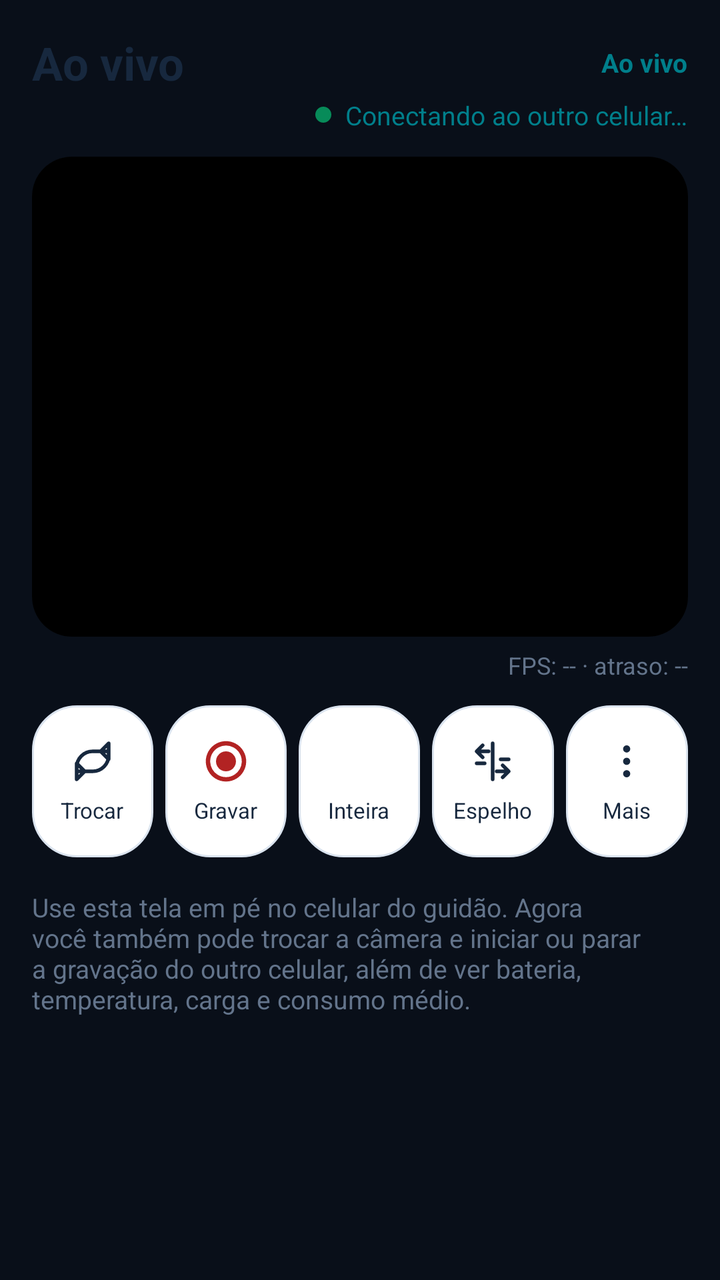
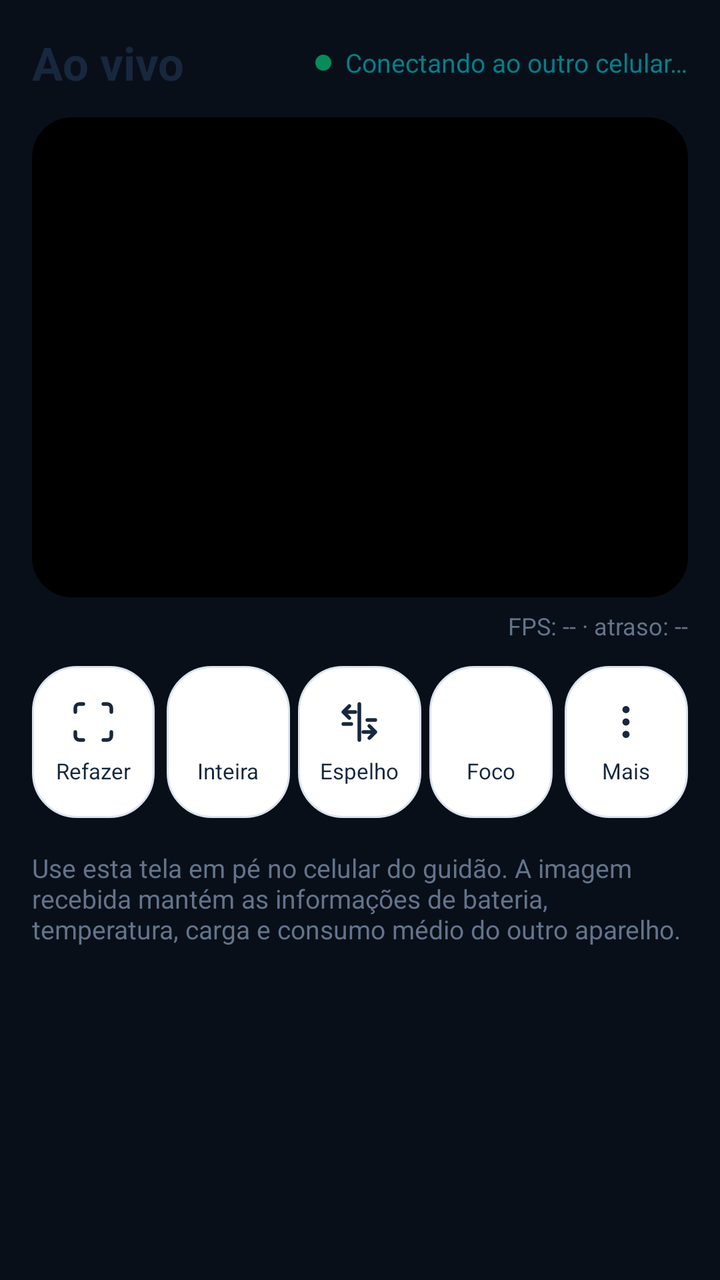

The first picture is an Android layout as it rendered before a commit; the second is the same layout after the commit. The layout source and the unified diff follow.
<!-- AndroidManifest.xml: application theme Theme.MinhaCamera -->
<!-- res/layout/activity_phone_viewer.xml -->
<?xml version="1.0" encoding="utf-8"?>
<ScrollView xmlns:android="http://schemas.android.com/apk/res/android"
    android:layout_width="match_parent" android:layout_height="match_parent"
    android:background="@color/player_background" android:fillViewport="true">

    <LinearLayout
        android:layout_width="match_parent" android:layout_height="wrap_content"
        android:orientation="vertical" android:padding="16dp">

        <LinearLayout
            android:layout_width="match_parent" android:layout_height="wrap_content"
            android:orientation="horizontal" android:gravity="center_vertical">
            <TextView
                android:layout_width="0dp" android:layout_weight="1" android:layout_height="wrap_content"
                android:text="@string/ui_live" android:textColor="@color/app_text"
                android:textSize="23sp" android:textStyle="bold"/>
            <TextView
                android:id="@+id/phoneViewerRec"
                android:layout_width="wrap_content" android:layout_height="wrap_content"
                android:text="@string/phone_receiver_idle" android:textColor="@color/brand_secondary"
                android:textSize="13sp" android:textStyle="bold"/>
        </LinearLayout>

        <LinearLayout
            android:layout_width="match_parent" android:layout_height="wrap_content"
            android:layout_marginTop="2dp" android:orientation="horizontal" android:gravity="end|center_vertical">
            <View android:layout_width="8dp" android:layout_height="8dp" android:background="@drawable/bg_ui_live"/>
            <TextView
                android:id="@+id/phoneViewerStatus"
                android:layout_width="wrap_content" android:layout_height="wrap_content"
                android:layout_marginStart="7dp" android:text="@string/phone_connecting"
                android:textColor="@color/brand_secondary" android:textSize="13sp"/>
        </LinearLayout>

        <FrameLayout
            android:id="@+id/phoneViewerPreviewContainer"
            android:layout_width="match_parent" android:layout_height="240dp"
            android:layout_marginTop="12dp" android:background="@drawable/bg_ui_preview"
            android:clipToOutline="true">
            <ImageView
                android:id="@+id/phoneImage" android:layout_width="match_parent" android:layout_height="match_parent"
                android:background="#000000" android:contentDescription="@string/phone_camera"
                android:scaleType="fitCenter" />
            <TextView
                android:id="@+id/phoneViewerTelemetry" android:layout_width="wrap_content"
                android:layout_height="wrap_content" android:layout_gravity="top|start"
                android:layout_margin="10dp" android:background="@drawable/bg_phone_telemetry"
                android:paddingStart="9dp" android:paddingEnd="9dp" android:paddingTop="6dp"
                android:paddingBottom="6dp" android:textColor="#FFFFFFFF" android:textSize="12sp"
                android:textStyle="bold" android:visibility="gone" />
        </FrameLayout>

        <TextView
            android:id="@+id/phoneViewerPerformance" android:layout_width="match_parent"
            android:layout_height="wrap_content" android:gravity="end" android:paddingTop="6dp"
            android:text="@string/phone_performance_waiting" android:textColor="@color/ui_muted"
            android:textSize="12sp" />

        <TextView
            android:id="@+id/phoneViewerTelemetryDetails" android:layout_width="match_parent"
            android:layout_height="wrap_content" android:layout_marginTop="4dp" android:padding="8dp"
            android:background="@drawable/bg_phone_telemetry" android:text="@string/phone_receiver_waiting_telemetry"
            android:textColor="#FFFFFFFF" android:textSize="12sp" android:visibility="gone" />

        <LinearLayout
            android:id="@+id/phoneViewerControls"
            android:layout_width="match_parent" android:layout_height="wrap_content"
            android:layout_marginTop="12dp" android:orientation="horizontal" android:baselineAligned="false">

            <LinearLayout
                android:id="@+id/phoneViewerSwitch" android:layout_width="0dp" android:layout_weight="1"
                android:layout_height="76dp" android:layout_marginEnd="3dp" android:padding="4dp"
                android:gravity="center" android:background="@drawable/bg_ui_card" android:orientation="vertical"
                android:clickable="true" android:focusable="true" android:contentDescription="@string/phone_receiver_switch_camera">
                <ImageView android:id="@+id/phoneViewerSwitchIcon" android:layout_width="24dp" android:layout_height="24dp" android:src="@drawable/ic_ui_flip"
                    android:contentDescription="@null"/>
                <TextView android:id="@+id/phoneViewerSwitchLabel" android:layout_width="wrap_content" android:layout_height="wrap_content" android:layout_marginTop="5dp"
                    android:text="@string/phone_receiver_switch_camera_short" android:textColor="@color/app_text" android:textSize="11sp"/>
            </LinearLayout>

            <LinearLayout
                android:id="@+id/phoneViewerRecord" android:layout_width="0dp" android:layout_weight="1"
                android:layout_height="76dp" android:layout_marginStart="3dp" android:layout_marginEnd="3dp" android:padding="4dp"
                android:gravity="center" android:background="@drawable/bg_ui_card" android:orientation="vertical"
                android:clickable="true" android:focusable="true" android:contentDescription="@string/ui_record">
                <ImageView android:id="@+id/phoneViewerRecordIcon" android:layout_width="24dp" android:layout_height="24dp" android:src="@drawable/ic_ui_record"
                    android:contentDescription="@null"/>
                <TextView android:id="@+id/phoneViewerRecordLabel" android:layout_width="wrap_content" android:layout_height="wrap_content" android:layout_marginTop="5dp"
                    android:text="@string/ui_record" android:textColor="@color/app_text" android:textSize="11sp"/>
            </LinearLayout>

            <LinearLayout
                android:id="@+id/phoneViewerFit" android:layout_width="0dp" android:layout_weight="1"
                android:layout_height="76dp" android:layout_marginStart="3dp" android:layout_marginEnd="3dp" android:padding="4dp"
                android:gravity="center" android:background="@drawable/bg_ui_card" android:orientation="vertical"
                android:clickable="true" android:focusable="true" android:contentDescription="@string/imagem_inteira">
                <ImageView android:id="@+id/phoneViewerFitIcon" android:layout_width="24dp" android:layout_height="24dp" android:src="@drawable/ic_fit"
                    android:contentDescription="@null"/>
                <TextView android:id="@+id/phoneViewerFitLabel" android:layout_width="wrap_content" android:layout_height="wrap_content" android:layout_marginTop="5dp"
                    android:text="@string/phone_view_fit" android:textColor="@color/app_text" android:textSize="11sp"/>
            </LinearLayout>

            <LinearLayout
                android:id="@+id/phoneViewerMirror" android:layout_width="0dp" android:layout_weight="1"
                android:layout_height="76dp" android:layout_marginStart="3dp" android:layout_marginEnd="3dp" android:padding="4dp"
                android:gravity="center" android:background="@drawable/bg_ui_card" android:orientation="vertical"
                android:clickable="true" android:focusable="true" android:contentDescription="@string/phone_view_mirror">
                <ImageView android:layout_width="24dp" android:layout_height="24dp" android:src="@drawable/ic_ui_mirror"
                    android:contentDescription="@null"/>
                <TextView android:id="@+id/phoneViewerMirrorLabel" android:layout_width="wrap_content" android:layout_height="wrap_content" android:layout_marginTop="5dp"
                    android:text="@string/phone_view_mirror" android:textColor="@color/app_text" android:textSize="11sp"/>
            </LinearLayout>

            <LinearLayout
                android:id="@+id/phoneViewerMore" android:layout_width="0dp" android:layout_weight="1"
                android:layout_height="76dp" android:layout_marginStart="3dp" android:padding="4dp"
                android:gravity="center" android:background="@drawable/bg_ui_card" android:orientation="vertical"
                android:clickable="true" android:focusable="true" android:contentDescription="@string/ui_more_short">
                <ImageView android:layout_width="24dp" android:layout_height="24dp" android:src="@drawable/ic_ui_more"
                    android:contentDescription="@null"/>
                <TextView android:layout_width="wrap_content" android:layout_height="wrap_content" android:layout_marginTop="5dp"
                    android:text="@string/ui_more_short" android:textColor="@color/app_text" android:textSize="11sp"/>
            </LinearLayout>
        </LinearLayout>

        <TextView
            android:id="@+id/phoneViewerInstructions"
            android:layout_width="match_parent" android:layout_height="wrap_content" android:layout_marginTop="16dp"
            android:text="@string/phone_receiver_instructions" android:textColor="@color/ui_muted" android:textSize="13sp"/>

    </LinearLayout>
</ScrollView>
<!-- resources referenced by this layout -->
<resources>
  <color name="app_text">#17283E</color>
  <color name="brand_secondary">#007F8B</color>
  <color name="player_background">#090F19</color>
  <color name="ui_muted">#63748B</color>
  <!-- drawable bg_phone_telemetry (drawable) -->
  <?xml version="1.0" encoding="utf-8"?>
  <shape xmlns:android="http://schemas.android.com/apk/res/android" android:shape="rectangle">
      <solid android:color="#C40B111B" />
      <corners android:radius="8dp" />
  </shape>
  <!-- drawable bg_ui_card (drawable) -->
  <?xml version="1.0" encoding="utf-8"?>
  <shape xmlns:android="http://schemas.android.com/apk/res/android" android:shape="rectangle">
      <solid android:color="@color/app_surface"/><corners android:radius="22dp"/>
      <stroke android:width="1dp" android:color="@color/app_outline"/>
  </shape>
  <!-- drawable bg_ui_live (drawable) -->
  <?xml version="1.0" encoding="utf-8"?>
  <shape xmlns:android="http://schemas.android.com/apk/res/android" android:shape="oval">
      <solid android:color="#078B59"/>
  </shape>
  <!-- drawable bg_ui_preview (drawable) -->
  <?xml version="1.0" encoding="utf-8"?>
  <shape xmlns:android="http://schemas.android.com/apk/res/android" android:shape="rectangle">
      <solid android:color="#171D27"/><corners android:radius="20dp"/>
  </shape>
  <!-- drawable ic_fit (drawable) -->
  <vector xmlns:android="http://schemas.android.com/apk/res/android" android:width="24dp" android:height="24dp" android:viewportWidth="24" android:viewportHeight="24"><path android:fillColor="#FFFFFF" android:pathData="M3,5H21V19H3ZM5,7V17H19V7Z" /></vector>
  <!-- drawable ic_ui_flip (drawable) -->
  <?xml version="1.0" encoding="utf-8"?>
  <vector xmlns:android="http://schemas.android.com/apk/res/android" android:width="24dp" android:height="24dp" android:viewportWidth="24" android:viewportHeight="24">
      <path android:fillColor="@android:color/transparent" android:strokeColor="@color/app_text" android:strokeWidth="1.8" android:strokeLineCap="round" android:strokeLineJoin="round" android:pathData="M20 7v-4l-4 4 4 4V7h-8a8 8 0 0 0 -8 8 M4 17v4l4 -4 -4 -4v4h8a8 8 0 0 0 8 -8" />
  </vector>
  <!-- drawable ic_ui_record (drawable) -->
  <vector xmlns:android="http://schemas.android.com/apk/res/android" android:width="24dp" android:height="24dp" android:viewportWidth="24" android:viewportHeight="24">
      <path android:fillColor="@android:color/transparent" android:strokeColor="#B22323" android:strokeWidth="2.2" android:pathData="M12,3 A9,9 0 1,1 11.99,3"/>
      <path android:fillColor="#B22323" android:pathData="M12,7 A5,5 0 1,1 11.99,7" />
  </vector>
  <string name="imagem_inteira">Imagem inteira · sem cortes</string>
  <string name="phone_camera">Câmera de celular</string>
  <string name="phone_connecting">Conectando ao outro celular…</string>
  <string name="phone_performance_waiting">FPS: -- · atraso: --</string>
  <string name="phone_receiver_idle">Ao vivo</string>
  <string name="phone_receiver_instructions">Use esta tela em pé no celular do guidão. Agora você também pode trocar a câmera e iniciar ou parar a gravação do outro celular, além de ver bateria, temperatura, carga e consumo médio.</string>
  <string name="phone_receiver_switch_camera">Trocar câmera do outro celular</string>
  <string name="phone_receiver_switch_camera_short">Trocar</string>
  <string name="phone_receiver_waiting_telemetry">Aguardando dados do outro celular…</string>
  <string name="phone_view_fit">Inteira</string>
  <string name="phone_view_mirror">Espelho</string>
  <string name="ui_live">Ao vivo</string>
  <string name="ui_more_short">Mais</string>
  <string name="ui_record">Gravar</string>
  <color name="app_surface">#FFFFFF</color>
  <color name="app_outline">#DBE4EF</color>
  <color name="brand_primary">#176BCE</color>
  <color name="brand_on_primary">#FFFFFF</color>
  <color name="app_background">#F2F6FB</color>
  <!-- unchanged entries left out for length: 3 -->
</resources>

<!-- the commit's change to res/layout/activity_phone_viewer.xml (unified diff, before → after) -->
@@ -1,5 +1,7 @@
 <?xml version="1.0" encoding="utf-8"?>
-<ScrollView xmlns:android="http://schemas.android.com/apk/res/android"
+<FrameLayout xmlns:android="http://schemas.android.com/apk/res/android"
+    android:layout_width="match_parent" android:layout_height="match_parent">
+<ScrollView android:id="@+id/phoneViewerScroll"
     android:layout_width="match_parent" android:layout_height="match_parent"
     android:background="@color/player_background" android:fillViewport="true">
 
@@ -14,16 +16,6 @@
                 android:layout_width="0dp" android:layout_weight="1" android:layout_height="wrap_content"
                 android:text="@string/ui_live" android:textColor="@color/app_text"
                 android:textSize="23sp" android:textStyle="bold"/>
-            <TextView
-                android:id="@+id/phoneViewerRec"
-                android:layout_width="wrap_content" android:layout_height="wrap_content"
-                android:text="@string/phone_receiver_idle" android:textColor="@color/brand_secondary"
-                android:textSize="13sp" android:textStyle="bold"/>
-        </LinearLayout>
-
-        <LinearLayout
-            android:layout_width="match_parent" android:layout_height="wrap_content"
-            android:layout_marginTop="2dp" android:orientation="horizontal" android:gravity="end|center_vertical">
             <View android:layout_width="8dp" android:layout_height="8dp" android:background="@drawable/bg_ui_live"/>
             <TextView
                 android:id="@+id/phoneViewerStatus"
@@ -68,30 +60,19 @@
             android:layout_marginTop="12dp" android:orientation="horizontal" android:baselineAligned="false">
 
             <LinearLayout
-                android:id="@+id/phoneViewerSwitch" android:layout_width="0dp" android:layout_weight="1"
-                android:layout_height="76dp" android:layout_marginEnd="3dp" android:padding="4dp"
+                android:id="@+id/phoneRetry" android:layout_width="0dp" android:layout_weight="1"
+                android:layout_height="76dp" android:layout_marginEnd="4dp" android:padding="4dp"
                 android:gravity="center" android:background="@drawable/bg_ui_card" android:orientation="vertical"
-                android:clickable="true" android:focusable="true" android:contentDescription="@string/phone_receiver_switch_camera">
-                <ImageView android:id="@+id/phoneViewerSwitchIcon" android:layout_width="24dp" android:layout_height="24dp" android:src="@drawable/ic_ui_flip"
+                android:clickable="true" android:focusable="true" android:contentDescription="@string/tentar_novamente">
+                <ImageView android:layout_width="24dp" android:layout_height="24dp" android:src="@drawable/ic_ui_scan"
                     android:contentDescription="@null"/>
-                <TextView android:id="@+id/phoneViewerSwitchLabel" android:layout_width="wrap_content" android:layout_height="wrap_content" android:layout_marginTop="5dp"
-                    android:text="@string/phone_receiver_switch_camera_short" android:textColor="@color/app_text" android:textSize="11sp"/>
-            </LinearLayout>
-
-            <LinearLayout
-                android:id="@+id/phoneViewerRecord" android:layout_width="0dp" android:layout_weight="1"
-                android:layout_height="76dp" android:layout_marginStart="3dp" android:layout_marginEnd="3dp" android:padding="4dp"
-                android:gravity="center" android:background="@drawable/bg_ui_card" android:orientation="vertical"
-                android:clickable="true" android:focusable="true" android:contentDescription="@string/ui_record">
-                <ImageView android:id="@+id/phoneViewerRecordIcon" android:layout_width="24dp" android:layout_height="24dp" android:src="@drawable/ic_ui_record"
-                    android:contentDescription="@null"/>
-                <TextView android:id="@+id/phoneViewerRecordLabel" android:layout_width="wrap_content" android:layout_height="wrap_content" android:layout_marginTop="5dp"
-                    android:text="@string/ui_record" android:textColor="@color/app_text" android:textSize="11sp"/>
+                <TextView android:layout_width="wrap_content" android:layout_height="wrap_content" android:layout_marginTop="5dp"
+                    android:text="@string/phone_view_retry_short" android:textColor="@color/app_text" android:textSize="11sp"/>
             </LinearLayout>
 
             <LinearLayout
                 android:id="@+id/phoneViewerFit" android:layout_width="0dp" android:layout_weight="1"
-                android:layout_height="76dp" android:layout_marginStart="3dp" android:layout_marginEnd="3dp" android:padding="4dp"
+                android:layout_height="76dp" android:layout_marginStart="2dp" android:layout_marginEnd="2dp" android:padding="4dp"
                 android:gravity="center" android:background="@drawable/bg_ui_card" android:orientation="vertical"
                 android:clickable="true" android:focusable="true" android:contentDescription="@string/imagem_inteira">
                 <ImageView android:id="@+id/phoneViewerFitIcon" android:layout_width="24dp" android:layout_height="24dp" android:src="@drawable/ic_fit"
@@ -100,9 +81,10 @@
                     android:text="@string/phone_view_fit" android:textColor="@color/app_text" android:textSize="11sp"/>
             </LinearLayout>
 
+
             <LinearLayout
                 android:id="@+id/phoneViewerMirror" android:layout_width="0dp" android:layout_weight="1"
-                android:layout_height="76dp" android:layout_marginStart="3dp" android:layout_marginEnd="3dp" android:padding="4dp"
+                android:layout_height="76dp" android:layout_marginStart="2dp" android:layout_marginEnd="2dp" android:padding="4dp"
                 android:gravity="center" android:background="@drawable/bg_ui_card" android:orientation="vertical"
                 android:clickable="true" android:focusable="true" android:contentDescription="@string/phone_view_mirror">
                 <ImageView android:layout_width="24dp" android:layout_height="24dp" android:src="@drawable/ic_ui_mirror"
@@ -112,8 +94,19 @@
             </LinearLayout>
 
             <LinearLayout
+                android:id="@+id/phoneViewerFocus" android:layout_width="0dp" android:layout_weight="1"
+                android:layout_height="76dp" android:layout_marginStart="2dp" android:layout_marginEnd="2dp" android:padding="4dp"
+                android:gravity="center" android:background="@drawable/bg_ui_card" android:orientation="vertical"
+                android:clickable="true" android:focusable="true" android:contentDescription="@string/phone_view_focus">
+                <ImageView android:layout_width="24dp" android:layout_height="24dp" android:src="@drawable/ic_fullscreen"
+                    android:contentDescription="@null"/>
+                <TextView android:layout_width="wrap_content" android:layout_height="wrap_content" android:layout_marginTop="5dp"
+                    android:text="@string/phone_view_focus" android:textColor="@color/app_text" android:textSize="11sp"/>
+            </LinearLayout>
+
+            <LinearLayout
                 android:id="@+id/phoneViewerMore" android:layout_width="0dp" android:layout_weight="1"
-                android:layout_height="76dp" android:layout_marginStart="3dp" android:padding="4dp"
+                android:layout_height="76dp" android:layout_marginStart="4dp" android:padding="4dp"
                 android:gravity="center" android:background="@drawable/bg_ui_card" android:orientation="vertical"
                 android:clickable="true" android:focusable="true" android:contentDescription="@string/ui_more_short">
                 <ImageView android:layout_width="24dp" android:layout_height="24dp" android:src="@drawable/ic_ui_more"
@@ -130,3 +123,7 @@
 
     </LinearLayout>
 </ScrollView>
+<FrameLayout android:id="@+id/phoneViewerPipHost"
+    android:layout_width="match_parent" android:layout_height="match_parent"
+    android:background="#000000" android:visibility="gone" />
+</FrameLayout>
<!-- resource entries referenced after the edit -->
@@ -28,30 +28,26 @@
   </shape>
   <!-- drawable ic_fit (drawable) -->
   <vector xmlns:android="http://schemas.android.com/apk/res/android" android:width="24dp" android:height="24dp" android:viewportWidth="24" android:viewportHeight="24"><path android:fillColor="#FFFFFF" android:pathData="M3,5H21V19H3ZM5,7V17H19V7Z" /></vector>
-  <!-- drawable ic_ui_flip (drawable) -->
+  <!-- drawable ic_fullscreen (drawable) -->
+  <vector xmlns:android="http://schemas.android.com/apk/res/android" android:width="24dp" android:height="24dp" android:viewportWidth="24" android:viewportHeight="24"><path android:fillColor="#FFFFFF" android:pathData="M3,3H9V5H5V9H3ZM15,3H21V9H19V5H15ZM3,15H5V19H9V21H3ZM19,15H21V21H15V19H19Z" /></vector>
+  <!-- drawable ic_ui_scan (drawable) -->
   <?xml version="1.0" encoding="utf-8"?>
   <vector xmlns:android="http://schemas.android.com/apk/res/android" android:width="24dp" android:height="24dp" android:viewportWidth="24" android:viewportHeight="24">
-      <path android:fillColor="@android:color/transparent" android:strokeColor="@color/app_text" android:strokeWidth="1.8" android:strokeLineCap="round" android:strokeLineJoin="round" android:pathData="M20 7v-4l-4 4 4 4V7h-8a8 8 0 0 0 -8 8 M4 17v4l4 -4 -4 -4v4h8a8 8 0 0 0 8 -8" />
-  </vector>
-  <!-- drawable ic_ui_record (drawable) -->
-  <vector xmlns:android="http://schemas.android.com/apk/res/android" android:width="24dp" android:height="24dp" android:viewportWidth="24" android:viewportHeight="24">
-      <path android:fillColor="@android:color/transparent" android:strokeColor="#B22323" android:strokeWidth="2.2" android:pathData="M12,3 A9,9 0 1,1 11.99,3"/>
-      <path android:fillColor="#B22323" android:pathData="M12,7 A5,5 0 1,1 11.99,7" />
+      <path android:fillColor="@android:color/transparent" android:strokeColor="@color/app_text" android:strokeWidth="1.8" android:strokeLineCap="round" android:strokeLineJoin="round" android:pathData="M7 3H5a2 2 0 0 0 -2 2v2 M17 3h2a2 2 0 0 1 2 2v2 M21 17v2a2 2 0 0 1 -2 2h-2 M3 17v2a2 2 0 0 0 2 2h2" />
   </vector>
   <string name="imagem_inteira">Imagem inteira · sem cortes</string>
   <string name="phone_camera">Câmera de celular</string>
   <string name="phone_connecting">Conectando ao outro celular…</string>
   <string name="phone_performance_waiting">FPS: -- · atraso: --</string>
-  <string name="phone_receiver_idle">Ao vivo</string>
-  <string name="phone_receiver_instructions">Use esta tela em pé no celular do guidão. Agora você também pode trocar a câmera e iniciar ou parar a gravação do outro celular, além de ver bateria, temperatura, carga e consumo médio.</string>
-  <string name="phone_receiver_switch_camera">Trocar câmera do outro celular</string>
-  <string name="phone_receiver_switch_camera_short">Trocar</string>
+  <string name="phone_receiver_instructions">Use esta tela em pé no celular do guidão. A imagem recebida mantém as informações de bateria, temperatura, carga e consumo médio do outro aparelho.</string>
   <string name="phone_receiver_waiting_telemetry">Aguardando dados do outro celular…</string>
   <string name="phone_view_fit">Inteira</string>
+  <string name="phone_view_focus">Foco</string>
   <string name="phone_view_mirror">Espelho</string>
+  <string name="phone_view_retry_short">Refazer</string>
+  <string name="tentar_novamente">Tentar de novo</string>
   <string name="ui_live">Ao vivo</string>
   <string name="ui_more_short">Mais</string>
-  <string name="ui_record">Gravar</string>
   <color name="app_surface">#FFFFFF</color>
   <color name="app_outline">#DBE4EF</color>
   <color name="brand_primary">#176BCE</color>
